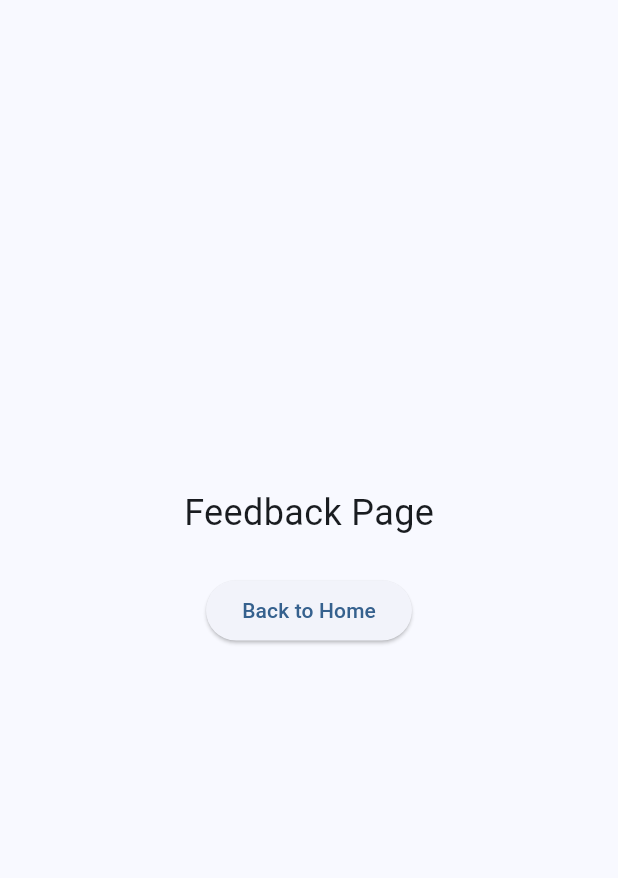
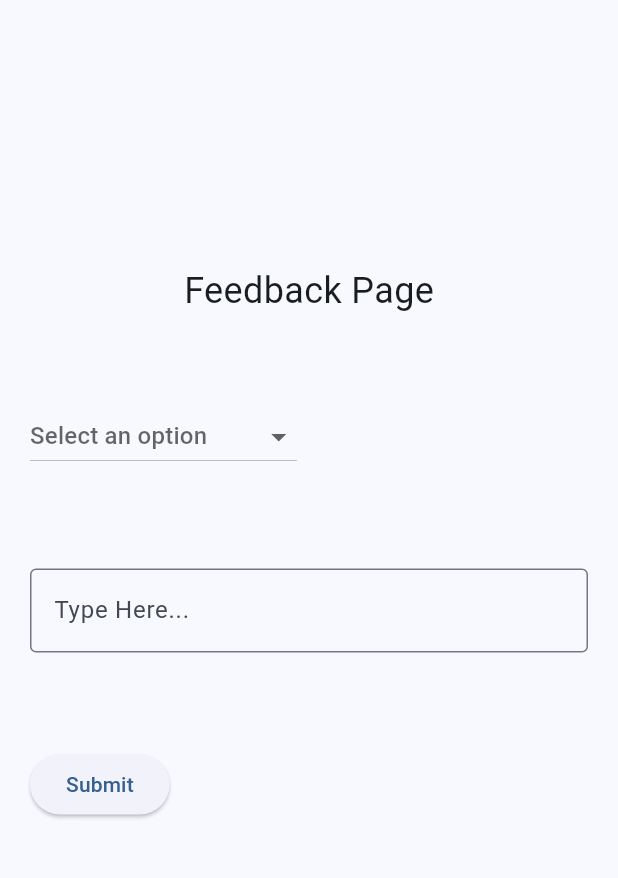
Before and after one commit to asrwb0/StrokeScope, a Flutter app: the FeedbackPage screen opened by its route, on a phone screen of 412 x 824 dp, the part 102-980 px from its top. Run offline on Flutter 3.47's test engine with Material 3 defaults, Android fonts, the phone set to English and light mode, and no system bars; our stand-ins replace go_router.

Commit message:
Add the feedback drop down and submit button (WIP)

```diff
--- a/MVP/frontend/lib/main.dart
+++ b/MVP/frontend/lib/main.dart
@@ -179,13 +179,69 @@ class FeedbackPage extends StatelessWidget {
           children: [
             const Text('Feedback Page', style: TextStyle(fontSize: 24)),
             const SizedBox(height: 24),
-            ElevatedButton(
-              onPressed: () => context.go('/'),
-              child: const Text('Back to Home'),
-            ),
+            const MyCustomForm(),
           ],
         ),
       ),
     );
   }
 }
+
+class MyCustomForm extends StatefulWidget {
+  const MyCustomForm({super.key});
+
+  @override
+  State<MyCustomForm> createState() => _MyCustomFormState();
+}
+
+class _MyCustomFormState extends State<MyCustomForm> {
+  String? selectedValue;
+  final List<String> items = ['Medical Professional', 'Researcher', 'Patient', 'Student', 'Other'];
+
+  @override
+  Widget build(BuildContext context) {
+    return Column(
+      crossAxisAlignment: CrossAxisAlignment.start,
+      children: <Widget>[
+        Padding(
+          padding: const EdgeInsets.symmetric(horizontal: 20, vertical: 32),
+          child: DropdownButton<String>(
+            value: selectedValue,
+            hint: const Text('Select an option'),
+            items: items.map<DropdownMenuItem<String>>((String value) {
+              return DropdownMenuItem<String>(
+                value: value,
+                child: Text(value),
+              );
+            }).toList(),
+            onChanged: (String? newValue) {
+              setState(() {
+                selectedValue = newValue;
+              });
+            },
+          ),
+        ),
+        const Padding(
+          padding: EdgeInsets.symmetric(horizontal: 20, vertical: 32),
+          child: TextField(
+            decoration: InputDecoration(
+              border: OutlineInputBorder(),
+              hintText: 'Type Here...',
+            ),
+          ),
+        ),
+        //add a overall experience star rating at some point
+        Padding(
+  padding: const EdgeInsets.symmetric(horizontal: 20, vertical: 32),
+  child: ElevatedButton(
+    onPressed: () {
+      // Handle form submission
+      print('Form submitted with selected value: $selectedValue');
+    },
+    child: const Text('Submit'),
+  ),
+),
+      ],
+    );
+  }
+}
```
